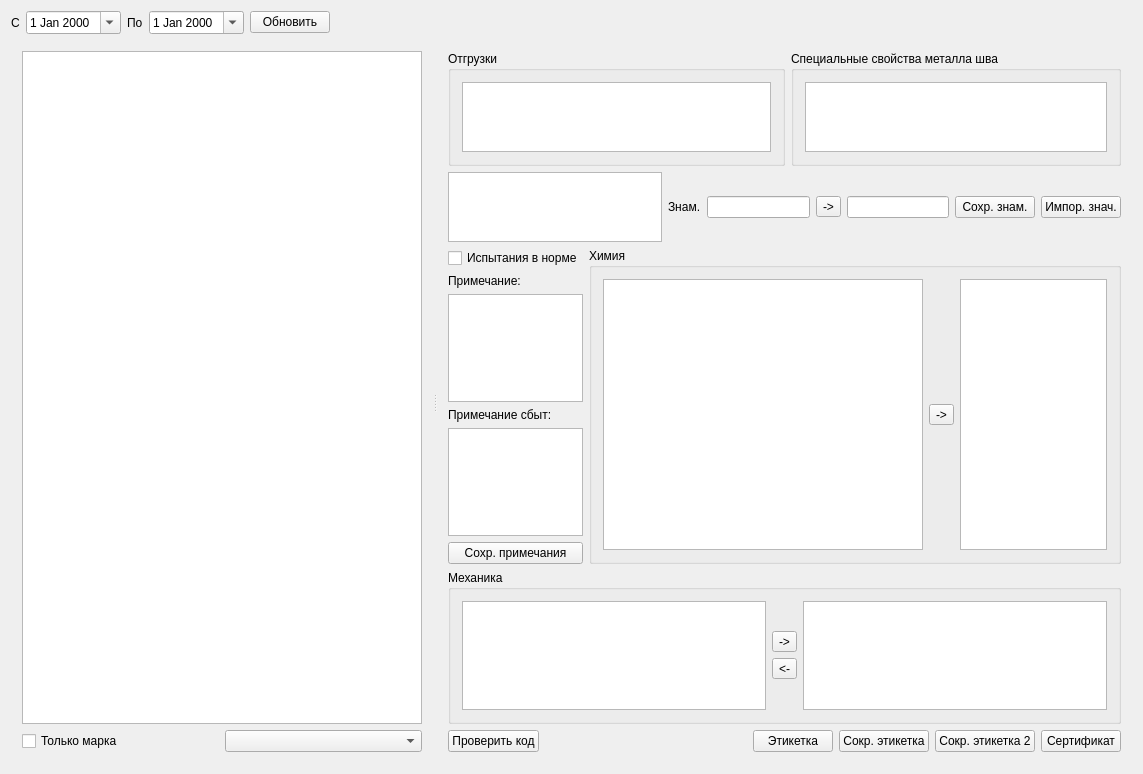
Old version of the form formpart.ui in the repository Sergeyego/el_sert.
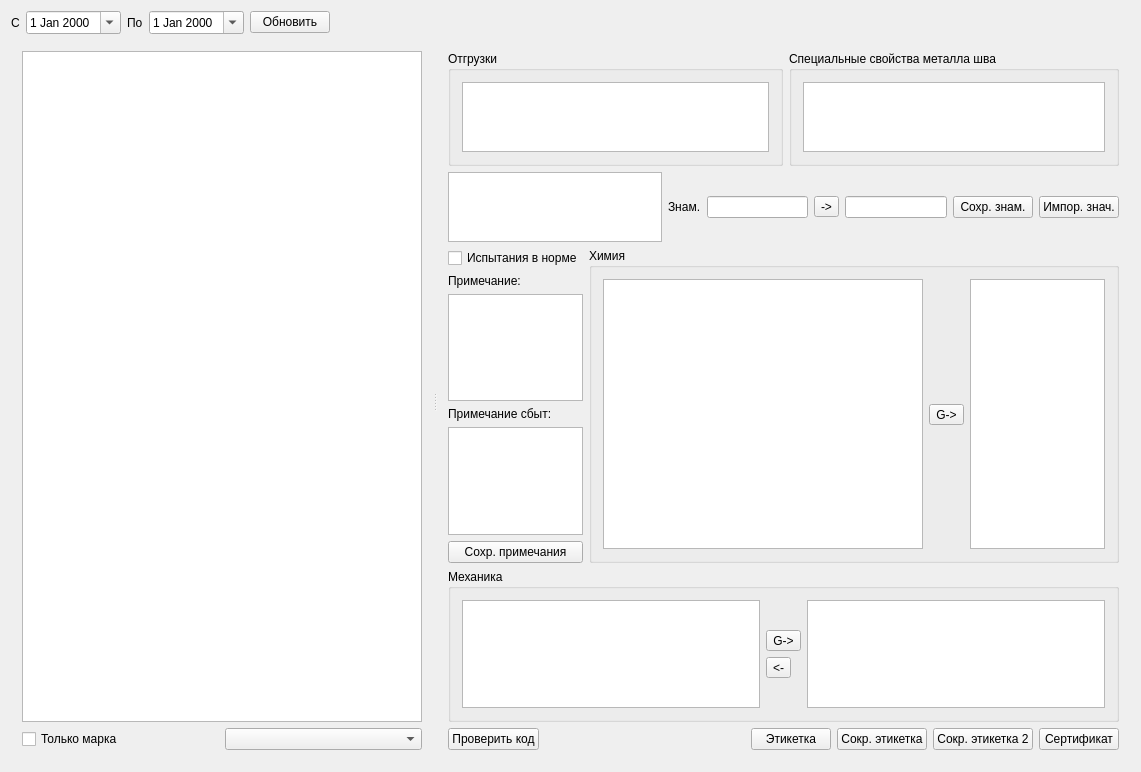
New version of the form. Custom widgets are drawn as their Qt base class.

Diff of the .ui file:
```diff
--- a/formpart.ui
+++ b/formpart.ui
@@ -6,8 +6,8 @@
    <rect>
     <x>0</x>
     <y>0</y>
-    <width>1143</width>
-    <height>774</height>
+    <width>1141</width>
+    <height>772</height>
    </rect>
   </property>
   <property name="windowTitle">
@@ -293,11 +293,44 @@
                </widget>
               </item>
               <item>
-               <widget class="QToolButton" name="cmdCopyChem">
-                <property name="text">
-                 <string>-&gt;</string>
-                </property>
-               </widget>
+               <layout class="QVBoxLayout" name="verticalLayout_3">
+                <item>
+                 <spacer name="verticalSpacer_3">
+                  <property name="orientation">
+                   <enum>Qt::Vertical</enum>
+                  </property>
+                  <property name="sizeHint" stdset="0">
+                   <size>
+                    <width>20</width>
+                    <height>40</height>
+                   </size>
+                  </property>
+                 </spacer>
+                </item>
+                <item>
+                 <widget class="QToolButton" name="toolButtonGenChem">
+                  <property name="toolTip">
+                   <string>Генерировать значения</string>
+                  </property>
+                  <property name="text">
+                   <string>G-&gt;</string>
+                  </property>
+                 </widget>
+                </item>
+                <item>
+                 <spacer name="verticalSpacer_4">
+                  <property name="orientation">
+                   <enum>Qt::Vertical</enum>
+                  </property>
+                  <property name="sizeHint" stdset="0">
+                   <size>
+                    <width>20</width>
+                    <height>40</height>
+                   </size>
+                  </property>
+                 </spacer>
+                </item>
+               </layout>
               </item>
               <item>
                <widget class="DbViewer" name="tableViewSertChem">
@@ -345,7 +378,7 @@
               <item>
                <widget class="QToolButton" name="cmdCopyMech">
                 <property name="text">
-                 <string>-&gt;</string>
+                 <string>G-&gt;</string>
                 </property>
                </widget>
               </item>
```
Left out of the diff: 8 changed lines with no effect on the pictures.
